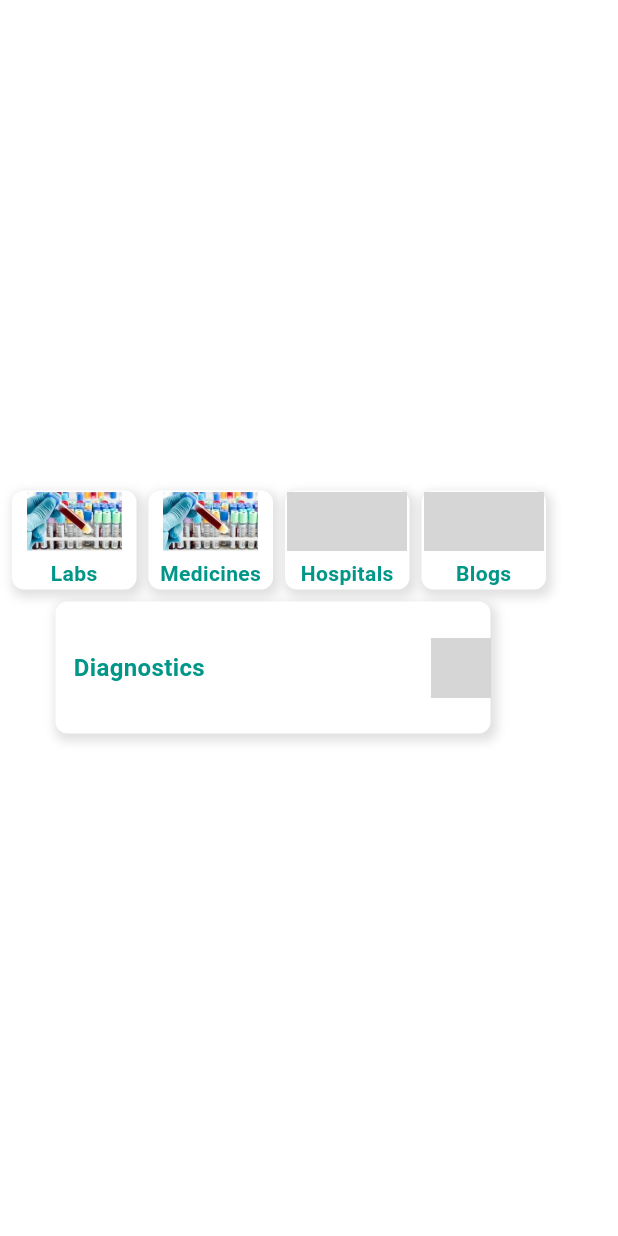
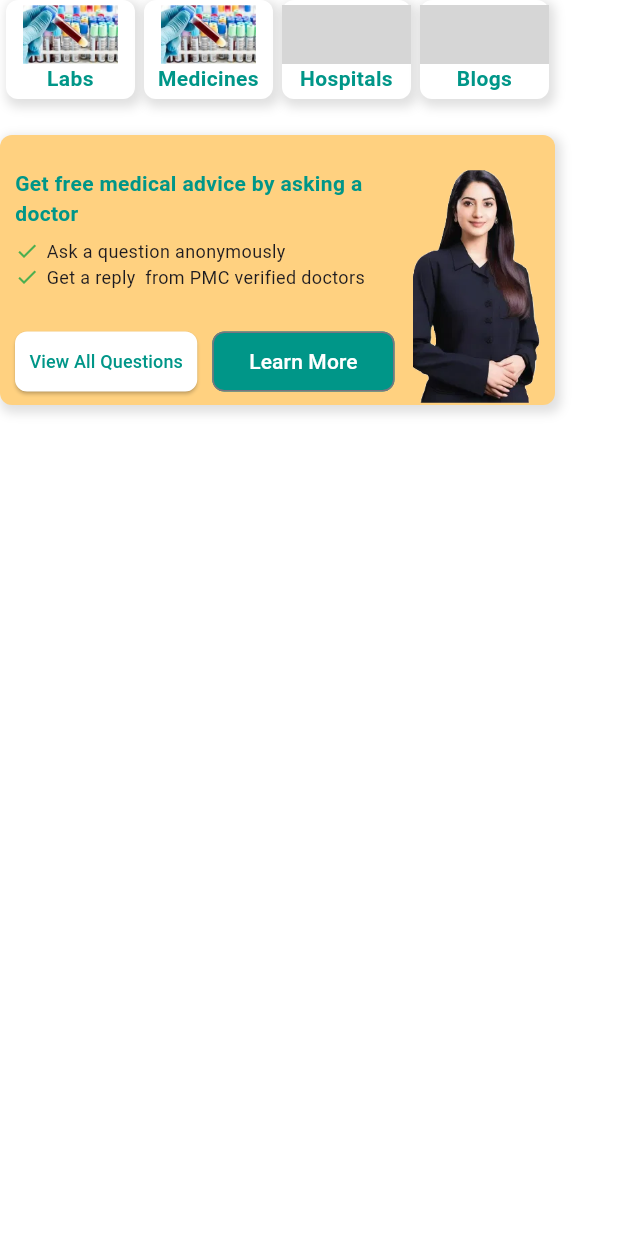
Before and after one commit to NabilaMalik/marhamapp, a Flutter app: the HorizontalVerticalBoxesScreen screen opened directly, on a phone screen of 412 x 824 dp. Run offline on Flutter 3.47's test engine with Material 3 defaults, Android fonts, the light colour scheme and no system bars; grey boxes are pictures that could not be loaded.

Commit message:
MedicalApp By Nabila

```diff
--- a/lib/Screens/home_screen.dart
+++ b/lib/Screens/home_screen.dart
@@ -39,7 +39,7 @@ class _HomeScreenState extends State<HomeScreen> {
             ),
             SizedBox(width: 8),
             Text(
-              "Marham",
+              "MetaXperts",
               style: TextStyle(
                 color: Colors.black,
                 fontWeight: FontWeight.bold,
@@ -55,9 +55,10 @@ class _HomeScreenState extends State<HomeScreen> {
         ],
       ),
 
-      body: Container(
+      body: SingleChildScrollView( // ✅ Make page scrollable
+        child: Container(
           width: double.infinity,
-        height: double.infinity,
+          height: MediaQuery.of(context).size.height, // ✅ Ensure content fits
           color: Colors.white,
           child: Padding(
             padding: EdgeInsets.only(top: 20, left: 20, right: 20),
@@ -81,6 +82,7 @@ class _HomeScreenState extends State<HomeScreen> {
                         ),
                       ],
                     ),
+
                     // Right Side: Location Icon & Dropdown
                     Row(
                       children: [
@@ -164,21 +166,30 @@ class _HomeScreenState extends State<HomeScreen> {
                   ),
                 ),
 
-            //  SizedBox(height: 20),
-SizedBox(height: 342,
+                SizedBox(height: 20),
+
+                // Doctor Section
+                SizedBox(
+                  height: 342,
                   width: double.infinity,
+                  child: DoctorScreen(),
+                ),
 
-    child: DoctorScreen(),),
+                SizedBox(height: 20),
 
-              SizedBox(height: 160,
+                // Horizontal and Vertical Boxes
+                SizedBox(
+                  height: 270,
                   width: double.infinity,
-
-    child: HorizontalVerticalBoxesScreen(),),
-
+                  child: HorizontalVerticalBoxesScreen(),
+                ),
+                SizedBox(height: 0,)
               ],
             ),
           ),
         ),
+      ),
+
     );
   }
 }
--- a/lib/Screens/horizontal_boxes_screen.dart
+++ b/lib/Screens/horizontal_boxes_screen.dart
@@ -8,7 +8,7 @@ class HorizontalVerticalBoxesScreen extends StatelessWidget {
     return Scaffold(
       backgroundColor: Colors.white,
       body: Column(
-        mainAxisAlignment: MainAxisAlignment.center,
+      //  mainAxisAlignment: MainAxisAlignment.,
         children: [
           // Horizontal Scrollable Boxes
           SingleChildScrollView(
@@ -28,13 +28,16 @@ class HorizontalVerticalBoxesScreen extends StatelessWidget {
 
           // Vertical Boxes
           Column(
-            mainAxisAlignment: MainAxisAlignment.center,
+            //mainAxisAlignment: MainAxisAlignment.start,
             children: [
-              _buildBoxCustomSize("assets/images/lab.jpg", "Diagnostics"),
-
-
+              _buildBoxCustomSize(
+                "assets/images/doc.png",
+                "Get free medical advice by asking a doctor",
+                ["Ask a question anonymously", "Get a reply  from PMC verified doctors",], // List of text items
+              ),
             ],
           ),
+
         ],
       ),
     );
@@ -42,10 +45,10 @@ class HorizontalVerticalBoxesScreen extends StatelessWidget {
 
   Widget _buildBox(String imagePath, String text) {
     return Padding(
-      padding: EdgeInsets.only(left: 8.0),
+      padding: EdgeInsets.only(left: 3.0,right:3,bottom: 24),
       child: Container(
         height: 66, // Box height
-        width: 83, // Box width
+        width: 86, // Box width
         decoration: BoxDecoration(
           color: Colors.white,
           borderRadius: BorderRadius.circular(8),
@@ -66,11 +69,11 @@ class HorizontalVerticalBoxesScreen extends StatelessWidget {
               child: Image.asset(
                 imagePath,
                 height: 39, // Image height
-                width: 80, // Image width
+                width: 86, // Image width
 
               ),
             ),
-            SizedBox(height: 5), // Space between image and text
+         //   SizedBox(height: 5), // Space between image and text
             Text(
               text,
               style: TextStyle(
@@ -86,14 +89,14 @@ class HorizontalVerticalBoxesScreen extends StatelessWidget {
       ),
     );
   }
-  Widget _buildBoxCustomSize(String imagePath, String text) {
+  Widget _buildBoxCustomSize(String imagePath, String title, List<String> points) {
     return Padding(
-      padding: EdgeInsets.all(8.0),
+      padding: EdgeInsets.only(top: 0.0),
       child: Container(
-        height: 88, // Custom height
-        width: 290, // Custom width
+        height: 180, // Increased height to accommodate buttons
+        width: 370,
         decoration: BoxDecoration(
-          color: Colors.white,
+          color: Colors.orangeAccent.shade100,
           borderRadius: BorderRadius.circular(8),
           boxShadow: [
             BoxShadow(
@@ -104,34 +107,102 @@ class HorizontalVerticalBoxesScreen extends StatelessWidget {
             ),
           ],
         ),
-        child: Row( // ✅ Use Row to place text and image side by side
-          mainAxisAlignment: MainAxisAlignment.spaceBetween, // Push text left & image right
+        child: Padding(
+          padding: EdgeInsets.only(top: 22.0, left: 10, right: 10),
+          child: Row(
             children: [
-            Padding(
-              padding: EdgeInsets.only(left: 12.0), // Add some space
-              child: Text(
-                text,
+              // Text section with tick icons & buttons
+              Expanded(
+                child: Column(
+                  crossAxisAlignment: CrossAxisAlignment.start,
+                  children: [
+                    Text(
+                      title,
                       style: TextStyle(
                         fontWeight: FontWeight.bold,
-                  fontSize: 16,
+                        fontSize: 14,
                         color: Colors.teal,
                       ),
-                textAlign: TextAlign.left,
+                      maxLines: 2,
+                      overflow: TextOverflow.ellipsis,
+                    ),
+                    SizedBox(height: 7),
+
+                    // List of text with tick icons
+                    ...points.map((point) => Row(
+                      children: [
+                        Icon(Icons.check_outlined, color: Colors.green, size: 16),
+                        SizedBox(width: 5),
+                        Expanded(
+                          child: Text(
+                            point,
+                            style: TextStyle(fontSize: 12),
+                            maxLines: 1,
+                            overflow: TextOverflow.ellipsis,
                           ),
                         ),
+                      ],
+                    )),
+
+                   // Spacer(), // Push buttons to the bottom
+SizedBox(height: 24,),
+                    // Buttons
+                    Row(
+                      children: [
+                        Expanded(
+                          child: ElevatedButton(
+                            onPressed: () {
+                              // Add functionality
+                            },
+                            style: ElevatedButton.styleFrom(
+                              backgroundColor: Colors.white, // Button color
+                              foregroundColor: Colors.teal, // Text color
+                              padding: EdgeInsets.symmetric(vertical: 1), // Padding inside button
+                              shape: RoundedRectangleBorder(
+                                borderRadius: BorderRadius.circular(8), // Rounded corners
+                               // side: BorderSide(color: Colors.teal), // Border for the white button
+                              ),
+                            ),
+                            child: Text("View All Questions",style: TextStyle(fontSize: 12),),
+                          ),
+                        ),
+                        SizedBox(width: 10), // Space between buttons
+                        Expanded(
+                          child: OutlinedButton(
+                            onPressed: () {
+                              // Add functionality
+                            },
+                            style: OutlinedButton.styleFrom(
+                              backgroundColor: Colors.teal, // Button color
+                              foregroundColor: Colors.white, // Text color
+                              padding: EdgeInsets.symmetric(vertical: 1), // Padding inside button
+                              shape: RoundedRectangleBorder(
+                                borderRadius: BorderRadius.circular(8), // Rounded corners
+                              ),
+                            ),
+                            child: Text("Learn More"),
+                          ),
+                        ),
+                      ],
+                    )
+
+                  ],
+                ),
+              ),
+              SizedBox(width: 12),
+
+              // Image section (right)
               ClipRRect(
-              borderRadius: BorderRadius.only(
-                topRight: Radius.circular(8),
-                bottomRight: Radius.circular(8),
-              ), // Round only right corners
+                borderRadius: BorderRadius.circular(0),
                 child: Image.asset(
                   imagePath,
-                height: 40, // Adjust image height
-                width: 40, // Adjust image width
+                  height: 155,
+                  width: 85,
                   fit: BoxFit.cover,
                 ),
               ),
             ],
+          ),
         ),
       ),
     );
```
Lines whose indentation alone changed are shown as unchanged.
